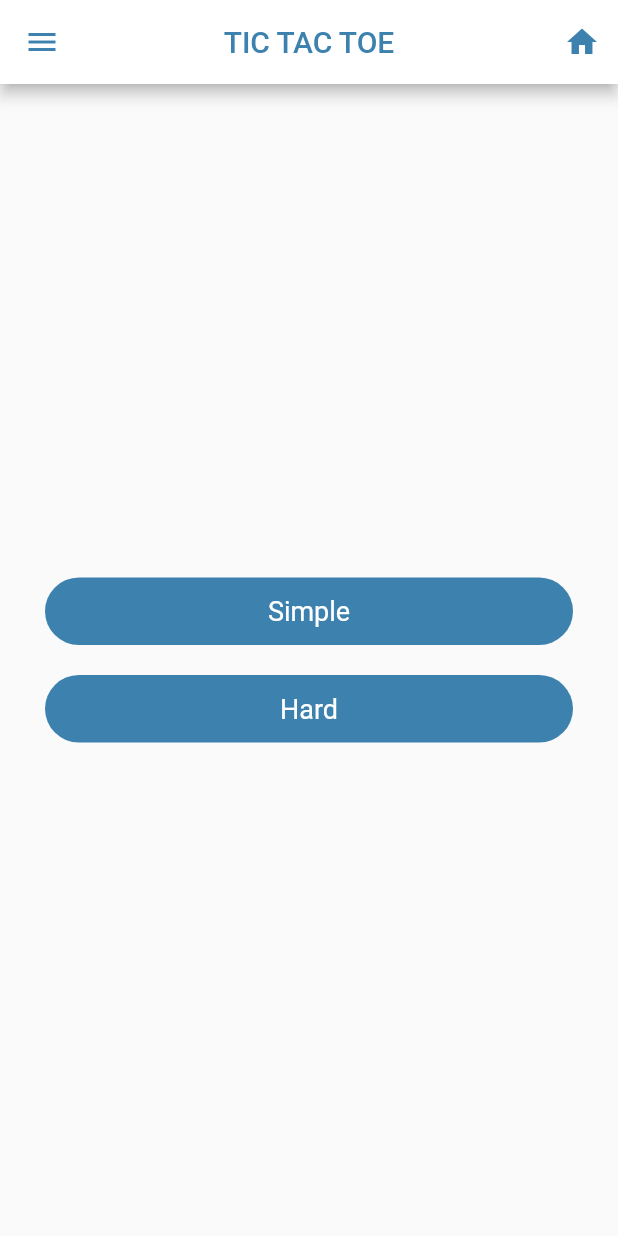
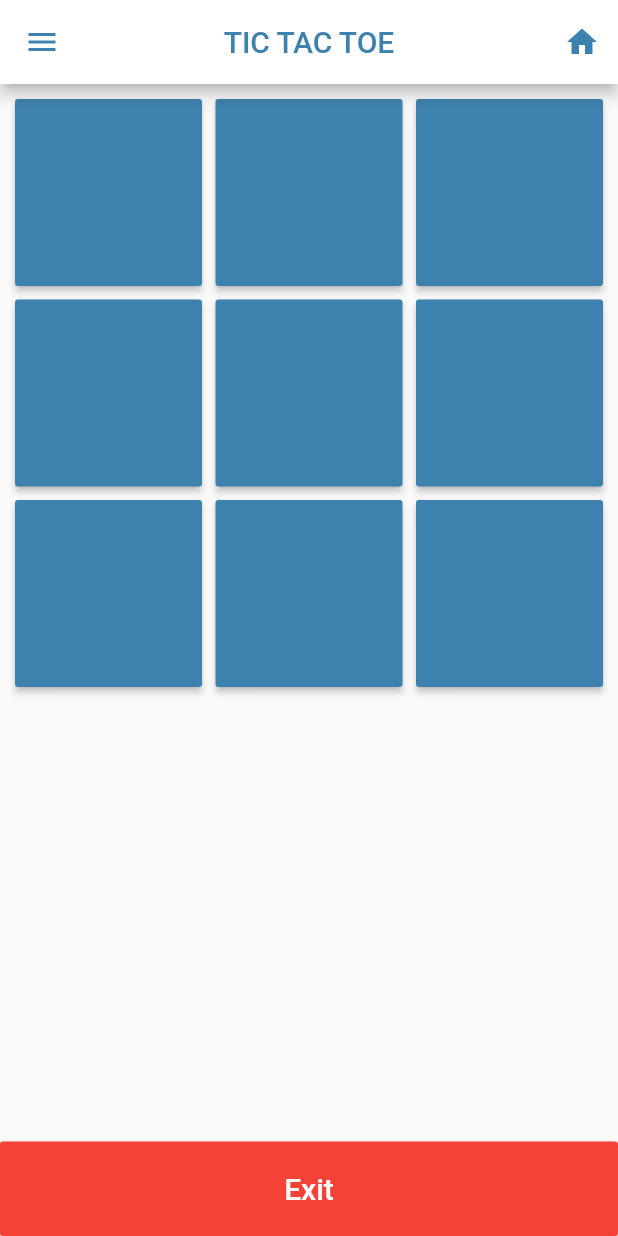
Before and after one commit to QuratulainSajid712/BSCS-B15-B-075-MAD, a Flutter app: the screen it shows after launch, after a tap on "Simple", on a phone screen of 412 x 824 dp. Run offline on Flutter 3.47's test engine with Material 2 defaults, Android fonts, the phone set to English and light mode, and no system bars; our stand-ins replace animated_splash_screen, audioplayers, auto_size_text, flutter_custom_clippers, font_awesome_flutter, html_unescape and 1 more; missing offline and left inert: contactus, sessional1_075.

Commit message:
Added Simple Mode page Part4 and Exit button Part7

```diff
--- /dev/null
+++ b/tictactoe_app_sessional2/lib/Simplemode/game_button.dart
@@ -0,0 +1,12 @@
+import 'package:flutter/material.dart';
+import 'package:tictactoe_app_sessional2/AppColors.dart';
+
+class GameButton {
+  final id;
+  String text;
+  Color bg;
+  bool enabled;
+
+  GameButton(
+      {this.id, this.text = "", this.bg = AppColors.kPrimaryColor, this.enabled = true});
+}
--- /dev/null
+++ b/tictactoe_app_sessional2/lib/Simplemode/simplepage.dart
@@ -0,0 +1,251 @@
+import 'dart:math';
+
+import 'package:flutter/material.dart';
+
+import '../AppColors.dart';
+import '../homepage.dart';
+import '../maindrawer.dart';
+import 'custom_dialog.dart';
+import 'game_button.dart';
+
+class simplepage extends StatefulWidget {
+  @override
+  _simplepageState createState() => _simplepageState();
+}
+
+class _simplepageState extends State<simplepage> {
+  List<GameButton> buttonsList;
+  var player1;
+  var player2;
+  var activePlayer;
+
+  @override
+  void initState() {
+    // TODO: implement initState
+    super.initState();
+    buttonsList = doInit();
+  }
+
+  List<GameButton> doInit() {
+    player1 = List();
+    player2 = List();
+    activePlayer = 1;
+
+    var gameButtons = <GameButton>[
+      GameButton(id: 1),
+      GameButton(id: 2),
+      GameButton(id: 3),
+      GameButton(id: 4),
+      GameButton(id: 5),
+      GameButton(id: 6),
+      GameButton(id: 7),
+      GameButton(id: 8),
+      GameButton(id: 9),
+    ];
+    return gameButtons;
+  }
+
+  void playGame(GameButton gb) {
+    setState(() {
+      if (activePlayer == 1) {
+        gb.text = "O";
+        gb.bg = AppColors.kBlueColor;
+        activePlayer = 2;
+        player1.add(gb.id);
+      } else {
+        gb.text = "X";
+        gb.bg = AppColors.kOrangeColor;
+        activePlayer = 1;
+        player2.add(gb.id);
+      }
+      gb.enabled = false;
+      int winner = checkWinner();
+      if (winner == -1) {
+        if (buttonsList.every((p) => p.text != "")) {
+          showDialog(
+              context: context,
+              builder: (_) => CustomDialog("Game Tied",
+                  "Press the reset button to start again.", resetGame));
+        } else {
+          activePlayer == 2 ? autoPlay() : null;
+        }
+      }
+    });
+  }
+
+  void autoPlay() {
+    var emptyCells = List();
+    var list = List.generate(9, (i) => i + 1);
+    for (var cellID in list) {
+      if (!(player1.contains(cellID) || player2.contains(cellID))) {
+        emptyCells.add(cellID);
+      }
+    }
+
+    var r = Random();
+    var randIndex = r.nextInt(emptyCells.length - 1);
+    var cellID = emptyCells[randIndex];
+    int i = buttonsList.indexWhere((p) => p.id == cellID);
+    playGame(buttonsList[i]);
+  }
+
+  int checkWinner() {
+    var winner = -1;
+    if (player1.contains(1) && player1.contains(2) && player1.contains(3)) {
+      winner = 1;
+    }
+    if (player2.contains(1) && player2.contains(2) && player2.contains(3)) {
+      winner = 2;
+    }
+
+    // row 2
+    if (player1.contains(4) && player1.contains(5) && player1.contains(6)) {
+      winner = 1;
+    }
+    if (player2.contains(4) && player2.contains(5) && player2.contains(6)) {
+      winner = 2;
+    }
+
+    // row 3
+    if (player1.contains(7) && player1.contains(8) && player1.contains(9)) {
+      winner = 1;
+    }
+    if (player2.contains(7) && player2.contains(8) && player2.contains(9)) {
+      winner = 2;
+    }
+
+    // col 1
+    if (player1.contains(1) && player1.contains(4) && player1.contains(7)) {
+      winner = 1;
+    }
+    if (player2.contains(1) && player2.contains(4) && player2.contains(7)) {
+      winner = 2;
+    }
+
+    // col 2
+    if (player1.contains(2) && player1.contains(5) && player1.contains(8)) {
+      winner = 1;
+    }
+    if (player2.contains(2) && player2.contains(5) && player2.contains(8)) {
+      winner = 2;
+    }
+
+    // col 3
+    if (player1.contains(3) && player1.contains(6) && player1.contains(9)) {
+      winner = 1;
+    }
+    if (player2.contains(3) && player2.contains(6) && player2.contains(9)) {
+      winner = 2;
+    }
+
+    //diagonal
+    if (player1.contains(1) && player1.contains(5) && player1.contains(9)) {
+      winner = 1;
+    }
+    if (player2.contains(1) && player2.contains(5) && player2.contains(9)) {
+      winner = 2;
+    }
+
+    if (player1.contains(3) && player1.contains(5) && player1.contains(7)) {
+      winner = 1;
+    }
+    if (player2.contains(3) && player2.contains(5) && player2.contains(7)) {
+      winner = 2;
+    }
+
+    if (winner != -1) {
+      if (winner == 1) {
+        showDialog(
+            context: context,
+            builder: (_) => CustomDialog("Player 1 Won",
+                "Press the reset button to start again.", resetGame));
+      } else {
+        showDialog(
+            context: context,
+            builder: (_) => CustomDialog("Player 2 Won",
+                "Press the reset button to start again.", resetGame));
+      }
+    }
+
+    return winner;
+  }
+
+  void resetGame() {
+    if (Navigator.canPop(context)) Navigator.pop(context);
+    setState(() {
+      buttonsList = doInit();
+    });
+  }
+
+  Widget build(BuildContext context) {
+    return Scaffold(
+        appBar: AppBar(
+        title: Text("TIC TAC TOE",
+        style: TextStyle(color: AppColors.kPrimaryColor)),
+    backgroundColor: AppColors.kWhiteColor,
+    iconTheme: IconThemeData(color: AppColors.kPrimaryColor),
+    centerTitle: true,
+    actions: [
+    IconButton(
+    icon: Icon(
+    Icons.home,
+    color: AppColors.kPrimaryColor,
+    ),
+    onPressed: () async {
+    Navigator.of(context).pushReplacement(MaterialPageRoute(
+    builder: (context) => Homepage(),
+    ));
+    }),
+    ],),
+    drawer: Drawer(
+    child: MainDrawer(),
+    ),
+        body: Column(
+          mainAxisAlignment: MainAxisAlignment.start,
+          crossAxisAlignment: CrossAxisAlignment.stretch,
+          children: <Widget>[
+            Expanded(
+              child: GridView.builder(
+                padding: const EdgeInsets.all(10.0),
+                gridDelegate: SliverGridDelegateWithFixedCrossAxisCount(
+                    crossAxisCount: 3,
+                    childAspectRatio: 1.0,
+                    crossAxisSpacing: 9.0,
+                    mainAxisSpacing: 9.0),
+                itemCount: buttonsList.length,
+                itemBuilder: (context, i) => SizedBox(
+                  width: 100.0,
+                  height: 100.0,
+                  child: RaisedButton(
+                    padding: const EdgeInsets.all(8.0),
+                    onPressed: buttonsList[i].enabled
+                        ? () => playGame(buttonsList[i])
+                        : null,
+                    child: Text(
+                      buttonsList[i].text,
+                      style: TextStyle(color: Colors.white, fontSize: 20.0),
+                    ),
+                    color: buttonsList[i].bg,
+                    disabledColor: buttonsList[i].bg,
+                  ),
+                ),
+              ),
+            ),
+            RaisedButton(
+              child: Text(
+                "Exit",
+                style: TextStyle(color: Colors.white, fontSize: 20.0),
+              ),
+              color: Colors.red,
+              padding: const EdgeInsets.all(20.0),
+              onPressed: () {
+                Navigator.pushReplacement(
+                    context, MaterialPageRoute(builder: (context) => Homepage()));
+              },
+            )
+
+          ],
+        )
+    );
+  }
+}
--- a/tictactoe_app_sessional2/lib/homepage.dart
+++ b/tictactoe_app_sessional2/lib/homepage.dart
@@ -2,6 +2,7 @@ import 'package:flutter/material.dart';
 import 'dart:async';
 import 'AppColors.dart';
 import 'maindrawer.dart';
+import 'Simplemode/simplepage.dart';
 
 class Homepage extends StatefulWidget {
   @override
@@ -43,8 +44,8 @@ class _HomepageState extends State<Homepage> {
     children: <Widget>[
     GestureDetector(
     onTap: (){
-   // Navigator.push(context, MaterialPageRoute(
-    //builder: (context) => );
+    Navigator.push(context, MaterialPageRoute(
+    builder: (context) => simplepage()) );
     },
     child: Container(
     width: MediaQuery.of(context).size.width,
--- a/tictactoe_app_sessional2/lib/maindrawer.dart
+++ b/tictactoe_app_sessional2/lib/maindrawer.dart
@@ -1,7 +1,9 @@
+
 import 'AppColors.dart';
 import 'homepage.dart';
 import 'package:flutter/material.dart';
 import 'contactus.dart';
+import 'Simplemode/simplepage.dart';
 
 class MainDrawer extends StatelessWidget {
   const MainDrawer({Key key}) : super(key: key);
@@ -63,8 +65,8 @@ class MainDrawer extends StatelessWidget {
       ),
           ListTile(
             onTap: () {
-              //  Navigator.pushReplacement(
-              //     context, MaterialPageRoute(builder: (context) => contactus()));
+             Navigator.pushReplacement(
+                  context, MaterialPageRoute(builder: (context) => simplepage()));
             },
             leading: Icon(
               Icons.ac_unit,
```
Also changed, not shown: tictactoe_app_sessional2/lib/Simplemode/custom_dialog.dart (added, +25 -0 lines), 2 other files.
